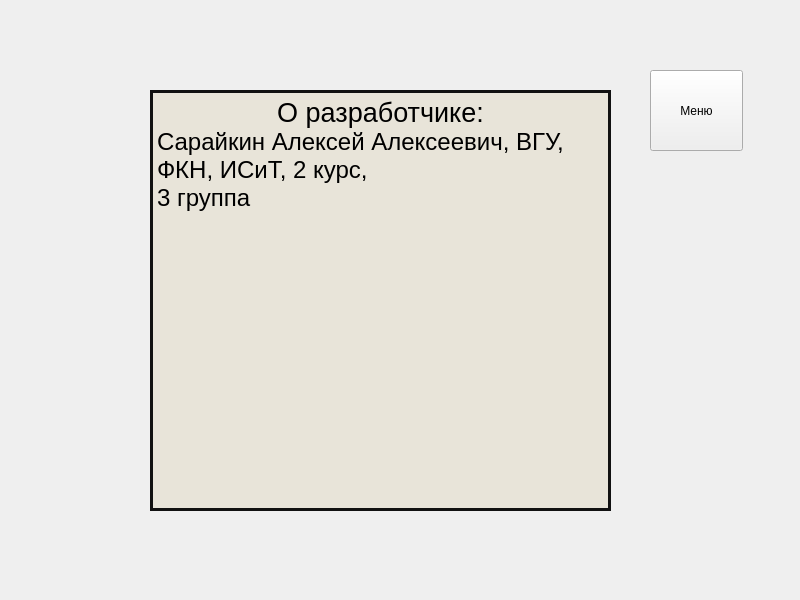
Above: Task5/Resources/ui/forms/about.ui from SaVyrin/Languages-and-Programming-Systems before the change. Below: the same form after it.
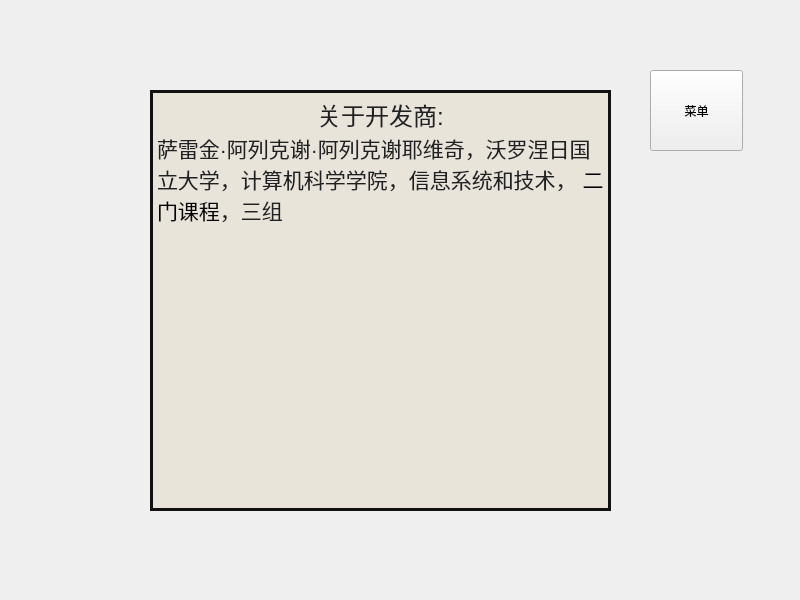
That is the form after the change.

The edit to the form file:
```diff
--- a/Task5/Resources/ui/forms/about.ui
+++ b/Task5/Resources/ui/forms/about.ui
@@ -24,7 +24,7 @@
      </rect>
     </property>
     <property name="text">
-     <string>Меню</string>
+     <string>菜单</string>
     </property>
    </widget>
    <widget class="QTextBrowser" name="textBrowser">
@@ -45,9 +45,8 @@
 &lt;html&gt;&lt;head&gt;&lt;meta name=&quot;qrichtext&quot; content=&quot;1&quot; /&gt;&lt;style type=&quot;text/css&quot;&gt;
 p, li { white-space: pre-wrap; }
 &lt;/style&gt;&lt;/head&gt;&lt;body style=&quot; font-family:'MS Shell Dlg 2'; font-size:7.8pt; font-weight:400; font-style:normal;&quot;&gt;
-&lt;p align=&quot;center&quot; style=&quot; margin-top:0px; margin-bottom:0px; margin-left:0px; margin-right:0px; -qt-block-indent:0; text-indent:0px;&quot;&gt;&lt;span style=&quot; font-size:20pt;&quot;&gt;О разработчике:&lt;/span&gt;&lt;/p&gt;
-&lt;p style=&quot; margin-top:0px; margin-bottom:0px; margin-left:0px; margin-right:0px; -qt-block-indent:0; text-indent:0px;&quot;&gt;&lt;span style=&quot; font-size:18pt;&quot;&gt;Сарайкин Алексей Алексеевич, ВГУ, ФКН, ИСиТ, 2 курс, &lt;/span&gt;&lt;/p&gt;
-&lt;p style=&quot; margin-top:0px; margin-bottom:0px; margin-left:0px; margin-right:0px; -qt-block-indent:0; text-indent:0px;&quot;&gt;&lt;span style=&quot; font-size:18pt;&quot;&gt;3 группа&lt;/span&gt;&lt;/p&gt;&lt;/body&gt;&lt;/html&gt;</string>
+&lt;p align=&quot;center&quot; style=&quot; margin-top:0px; margin-bottom:0px; margin-left:0px; margin-right:0px; -qt-block-indent:0; text-indent:0px;&quot;&gt;&lt;a name=&quot;tw-target-text&quot;&gt;&lt;/a&gt;&lt;span style=&quot; font-family:'inherit'; font-size:18pt; color:#202124;&quot;&gt;关&lt;/span&gt;&lt;span style=&quot; font-family:'inherit'; font-size:18pt; color:#202124;&quot;&gt;于开发商:&lt;/span&gt;&lt;/p&gt;
+&lt;p style=&quot; margin-top:0px; margin-bottom:0px; margin-left:0px; margin-right:0px; -qt-block-indent:0; text-indent:0px;&quot;&gt;&lt;a name=&quot;tw-target-text&quot;&gt;&lt;/a&gt;&lt;span style=&quot; font-family:'inherit'; font-size:16pt; color:#202124;&quot;&gt;萨&lt;/span&gt;&lt;span style=&quot; font-family:'inherit'; font-size:16pt; color:#202124;&quot;&gt;雷金·阿列克谢·阿列克谢耶维奇&lt;/span&gt;&lt;a name=&quot;tw-target-text&quot;&gt;&lt;/a&gt;&lt;span style=&quot; font-family:'inherit'; font-size:16pt; color:#202124;&quot;&gt;，&lt;/span&gt;&lt;span style=&quot; font-family:'inherit'; font-size:16pt; color:#202124;&quot;&gt;沃罗涅日国立大学&lt;/span&gt;&lt;a name=&quot;tw-target-text&quot;&gt;&lt;/a&gt;&lt;span style=&quot; font-family:'inherit'; font-size:16pt; color:#202124;&quot;&gt;，&lt;/span&gt;&lt;span style=&quot; font-family:'inherit'; font-size:16pt; color:#202124;&quot;&gt;计算机科学学院&lt;/span&gt;&lt;a name=&quot;tw-target-text&quot;&gt;&lt;/a&gt;&lt;span style=&quot; font-family:'inherit'; font-size:16pt; color:#202124;&quot;&gt;，&lt;/span&gt;&lt;span style=&quot; font-family:'inherit'; font-size:16pt; color:#202124;&quot;&gt;信息系统和技术&lt;/span&gt;&lt;a name=&quot;tw-target-text&quot;&gt;&lt;/a&gt;&lt;span style=&quot; font-family:'inherit'; font-size:16pt; color:#202124;&quot;&gt;，&lt;/span&gt;&lt;span style=&quot; font-size:16pt;&quot;&gt; 二门课程&lt;/span&gt;&lt;a name=&quot;tw-target-text&quot;&gt;&lt;/a&gt;&lt;span style=&quot; font-family:'inherit'; font-size:16pt; color:#202124;&quot;&gt;，&lt;/span&gt;&lt;span style=&quot; font-family:'inherit'; font-size:16pt; color:#202124;&quot;&gt;三组&lt;/span&gt;&lt;span style=&quot; font-size:16pt;&quot;&gt; &lt;/span&gt;&lt;/p&gt;&lt;/body&gt;&lt;/html&gt;</string>
     </property>
    </widget>
   </widget>
```
Left out of the diff: 2 changed lines with no effect on the pictures.
